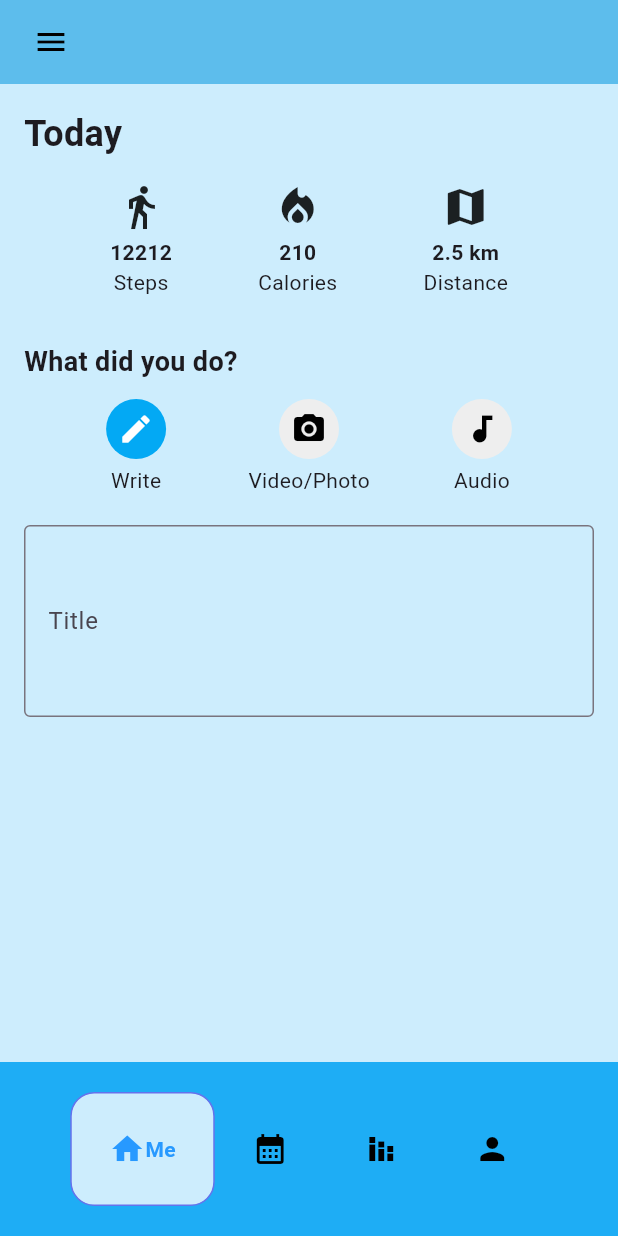
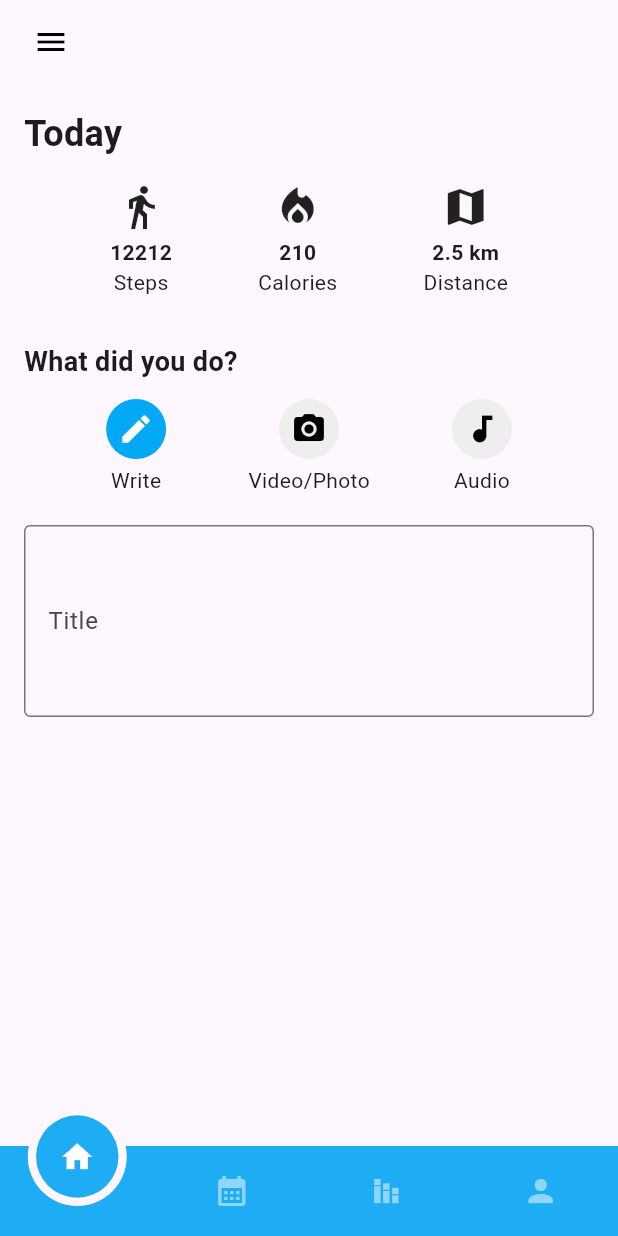
Before and after one commit to henriqueft04/WellTrack, a Flutter app: the HomePage screen opened directly, on a phone screen of 412 x 824 dp. Run offline on Flutter 3.47's test engine with Material 3 defaults, Android fonts, the phone set to English and light mode, and no system bars; drawn by our look-alikes of circle_nav_bar, google_nav_bar; our stand-ins replace table_calendar.

Commit message:
new navbar and remove background from  pages

```diff
--- a/welltrack/lib/components/bottom_nav_bar.dart
+++ b/welltrack/lib/components/bottom_nav_bar.dart
@@ -1,39 +1,43 @@
 import 'package:flutter/material.dart';
-import 'package:google_nav_bar/google_nav_bar.dart';
+import 'package:circle_nav_bar/circle_nav_bar.dart';
 
-class MyBottomNavBar extends StatelessWidget {
+class MyBottomNavBar extends StatefulWidget {
   final void Function(int)? onTabChange;
   const MyBottomNavBar({super.key, required this.onTabChange});
 
   @override
+  State<MyBottomNavBar> createState() => _MyBottomNavBarState();
+}
+
+class _MyBottomNavBarState extends State<MyBottomNavBar> {
+  int _selectedIndex = 0;
+
+  @override
   Widget build(BuildContext context) {
-    return Container(
-      color: const Color.fromARGB(255, 30, 173, 245), // Cor de fundo
-      //Padding between buttons
-      padding: EdgeInsets.symmetric(vertical: 20),
-      child: GNav(
-        //decoration (colors, activecolors and borders)
-        color: const Color.fromARGB(255, 0, 0, 0),
-        activeColor: const Color(0xFF2799FF),
-        tabActiveBorder: Border.all(
-          color: const Color.fromARGB(255, 101, 114, 236),
-        ),
+    const activeColor = Colors.white;
+    final inactiveColor = Colors.white.withOpacity(0.5); // softer, faded look
 
-        // Background color of the active tab
-        tabBackgroundColor: const Color(0xFFCDEDFD),
-        mainAxisAlignment: MainAxisAlignment.center,
-        tabBorderRadius: 16,
-
-        onTabChange: (value) => onTabChange!(value),
-
-        tabs: const [
-          //buttons
-          GButton(icon: Icons.home, text: 'Me'),
-          GButton(icon: Icons.calendar_month, text: 'Calendar'),
-          GButton(icon: Icons.stacked_bar_chart_sharp, text: 'Stats'),
-          GButton(icon: Icons.person, text: 'Profile'),
-        ],
-      ),
+    return CircleNavBar(
+      activeIcons: const [
+        Icon(Icons.home, color: activeColor),
+        Icon(Icons.calendar_month, color: activeColor),
+        Icon(Icons.stacked_bar_chart_sharp, color: activeColor),
+        Icon(Icons.person, color: activeColor),
+      ],
+      inactiveIcons: [
+        Icon(Icons.home, color: inactiveColor),
+        Icon(Icons.calendar_month, color: inactiveColor),
+        Icon(Icons.stacked_bar_chart_sharp, color: inactiveColor),
+        Icon(Icons.person, color: inactiveColor),
+      ],
+      color: const Color.fromARGB(255, 30, 173, 245),
+      height: 60,
+      circleWidth: 55,
+      activeIndex: _selectedIndex,
+      onTap: (index) {
+        setState(() => _selectedIndex = index);
+        widget.onTabChange?.call(index);
+      },
     );
   }
 }
--- a/welltrack/lib/pages/home_page.dart
+++ b/welltrack/lib/pages/home_page.dart
@@ -44,7 +44,6 @@ class _HomePageState extends State<HomePage> {
   @override
   Widget build(BuildContext context) {
     return Scaffold(
-      backgroundColor: Color.fromARGB(255, 93, 189, 236), // Background color
       bottomNavigationBar: MyBottomNavBar(
         onTabChange: (index) => navigateBottomBar(index),
       ),
--- a/welltrack/lib/pages/journal_page.dart
+++ b/welltrack/lib/pages/journal_page.dart
@@ -18,7 +18,6 @@ class _JournalPageState extends State<JournalPage> {
   @override
   Widget build(BuildContext context) {
     return Scaffold(
-      backgroundColor: Color(0xFFCDEDFD), // Background color
       body: SafeArea(
         child: Padding(
           padding: const EdgeInsets.all(16),
--- a/welltrack/lib/pages/profile_page.dart
+++ b/welltrack/lib/pages/profile_page.dart
@@ -7,7 +7,7 @@ class ProfilePage extends StatelessWidget {
   @override
   Widget build(BuildContext context) {
     return Scaffold(
-      backgroundColor: Color(0xFFCDEDFD), // Background color
+
       body: SafeArea(
         child: Column(
           children: [
--- a/welltrack/pubspec.yaml
+++ b/welltrack/pubspec.yaml
@@ -36,6 +36,7 @@ dependencies:
   cupertino_icons: ^1.0.8
   google_nav_bar: ^5.0.6
   table_calendar: ^3.0.9
+  circle_nav_bar: ^2.2.0
 
 dev_dependencies:
   flutter_test:
```
